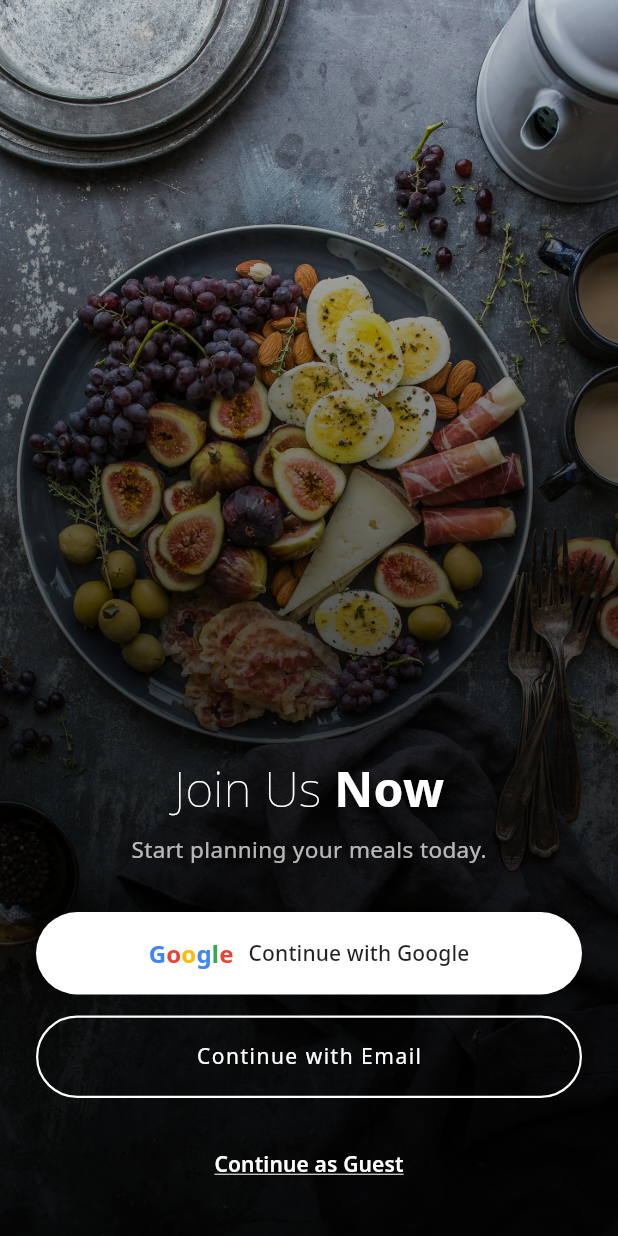
After one commit to a7med3sfour099/Meal-planning-app, a Flutter app: the AuthScreen screen opened by its route, on a phone screen of 412 x 824 dp. The commit adds this screen. Run offline on Flutter 3.47's test engine with Material 3 defaults, Android fonts, the phone set to English and light mode, and no system bars; our stand-ins replace gap, google_fonts.

Commit message:
authentication screen

```diff
--- /dev/null
+++ b/lib/auth_screen.dart
@@ -0,0 +1,183 @@
+import 'package:flutter/material.dart';
+import 'package:google_fonts/google_fonts.dart';
+
+class AuthScreen extends StatelessWidget {
+  const AuthScreen({super.key});
+
+  @override
+  Widget build(BuildContext context) {
+    return Scaffold(
+      body: Stack(
+        fit: StackFit.expand,
+        children: [
+          Image.asset('assets/images/food_bg.jpg', fit: BoxFit.cover),
+
+          Container(
+            decoration: BoxDecoration(
+              gradient: LinearGradient(
+                colors: [
+                  Colors.black.withOpacity(0.15),
+                  Colors.black.withOpacity(0.75),
+                  Colors.black.withOpacity(0.9),
+                ],
+                begin: Alignment.topCenter,
+                end: Alignment.bottomCenter,
+                stops: [0.0, 0.6, 1.0],
+              ),
+            ),
+          ),
+
+          SafeArea(
+            child: Padding(
+              padding: const EdgeInsets.symmetric(horizontal: 24),
+              child: Column(
+                mainAxisAlignment: MainAxisAlignment.end,
+                crossAxisAlignment: CrossAxisAlignment.center,
+                children: [
+                  Row(
+                    mainAxisAlignment: MainAxisAlignment.center,
+                    children: [
+                      Text(
+                        'Join Us ',
+                        style: GoogleFonts.notoSans(
+                          fontSize: 32,
+                          color: Colors.white,
+                          fontWeight: FontWeight.w100,
+                        ),
+                      ),
+                      Text(
+                        'Now',
+                        style: GoogleFonts.notoSans(
+                          fontSize: 32,
+                          color: Colors.white,
+                          fontWeight: FontWeight.bold,
+                        ),
+                      ),
+                    ],
+                  ),
+
+                  const SizedBox(height: 6),
+                  Text(
+                    'Start planning your meals today.',
+                    style: GoogleFonts.notoSans(
+                      color: Colors.white70,
+                      fontSize: 15,
+                    ),
+                  ),
+                  const SizedBox(height: 32),
+
+                  // Continue with Google (placeholder, no real auth)
+                  SizedBox(
+                    width: double.infinity,
+                    height: 55,
+                    child: ElevatedButton(
+                      onPressed: () {
+                        // Placeholder only — no real Google authentication wired up.
+                      },
+                      style: ElevatedButton.styleFrom(
+                        backgroundColor: Colors.white,
+                        foregroundColor: Colors.black87,
+                        elevation: 0,
+                        shape: RoundedRectangleBorder(
+                          borderRadius: BorderRadius.circular(30),
+                        ),
+                      ),
+                      child: Row(
+                        mainAxisAlignment: MainAxisAlignment.center,
+                        children: [
+                          _GoogleIcon(),
+                          const SizedBox(width: 10),
+                          Text(
+                            'Continue with Google',
+                            style: GoogleFonts.notoSans(
+                              color: Colors.black87,
+                              fontSize: 14,
+                              fontWeight: FontWeight.w500,
+                            ),
+                          ),
+                        ],
+                      ),
+                    ),
+                  ),
+
+                  const SizedBox(height: 14),
+
+                  // Continue with Email -> Sign Up screen
+                  SizedBox(
+                    width: double.infinity,
+                    height: 55,
+                    child: OutlinedButton(
+                      onPressed: () {
+                        Navigator.pushReplacementNamed(context, '/signup');
+                      },
+                      style: OutlinedButton.styleFrom(
+                        side: const BorderSide(color: Colors.white, width: 1.5),
+                        shape: RoundedRectangleBorder(
+                          borderRadius: BorderRadius.circular(30),
+                        ),
+                      ),
+                      child: Text(
+                        'Continue with Email',
+                        style: GoogleFonts.notoSans(
+                          color: Colors.white,
+                          fontSize: 14,
+                          fontWeight: FontWeight.w400,
+                          letterSpacing: 1.0,
+                        ),
+                      ),
+                    ),
+                  ),
+
+                  const SizedBox(height: 20),
+
+                  // Continue as Guest -> Home (MainNavigation)
+                  Padding(
+                    padding: const EdgeInsets.only(bottom: 24),
+                    child: TextButton(
+                      onPressed: () {
+                        Navigator.pushReplacementNamed(context, '/home');
+                      },
+                      child: Text(
+                        'Continue as Guest',
+                        style: GoogleFonts.notoSans(
+                          fontSize: 14,
+                          color: Colors.white,
+                          fontWeight: FontWeight.w600,
+                          decoration: TextDecoration.underline,
+                          decorationColor: Colors.white,
+                        ),
+                      ),
+                    ),
+                  ),
+                ],
+              ),
+            ),
+          ),
+        ],
+      ),
+    );
+  }
+}
+
+/// Simple placeholder "G" mark so we don't depend on an extra icon package/asset.
+/// Swap this out for a real Google logo asset/icon whenever real Google
+/// sign-in is wired up.
+class _GoogleIcon extends StatelessWidget {
+  const _GoogleIcon();
+
+  @override
+  Widget build(BuildContext context) {
+    return Text.rich(
+      TextSpan(
+        children: [
+          TextSpan(text: 'G', style: GoogleFonts.notoSans(color: const Color(0xFF4285F4), fontWeight: FontWeight.bold, fontSize: 16)),
+          TextSpan(text: 'o', style: GoogleFonts.notoSans(color: const Color(0xFFEA4335), fontWeight: FontWeight.bold, fontSize: 16)),
+          TextSpan(text: 'o', style: GoogleFonts.notoSans(color: const Color(0xFFFBBC05), fontWeight: FontWeight.bold, fontSize: 16)),
+          TextSpan(text: 'g', style: GoogleFonts.notoSans(color: const Color(0xFF4285F4), fontWeight: FontWeight.bold, fontSize: 16)),
+          TextSpan(text: 'l', style: GoogleFonts.notoSans(color: const Color(0xFF34A853), fontWeight: FontWeight.bold, fontSize: 16)),
+          TextSpan(text: 'e', style: GoogleFonts.notoSans(color: const Color(0xFFEA4335), fontWeight: FontWeight.bold, fontSize: 16)),
+        ],
+      ),
+    );
+  }
+}
--- a/lib/main.dart
+++ b/lib/main.dart
@@ -5,6 +5,7 @@ import 'package:mealplan/meal_to_prepare.dart';
 import 'package:mealplan/splash.dart';
 import 'sign_in_screen.dart';
 import 'sign_up_screen.dart';
+import 'package:mealplan/auth_screen.dart';
 import 'package:mealplan/features/favorites/view/favorites_view.dart';
 import 'main_navigation.dart';
 import 'package:mealplan/features/explore/explore_screen.dart';
@@ -27,6 +28,7 @@ class _MyAppState extends State<MyApp> {
       debugShowCheckedModeBanner: false,
       home: const Splash(),
       routes: {
+        '/auth': (context) => const AuthScreen(),
         '/signup': (context) => const SignUpScreen(),
         '/signin': (context) => const SignInScreen(),
         '/home': (context) => const MainNavigation(),
--- a/lib/meal_to_prepare.dart
+++ b/lib/meal_to_prepare.dart
@@ -104,7 +104,7 @@ class MealToPrepareScreen extends StatelessWidget {
                       ClipRRect(
                         borderRadius: BorderRadius.all(Radius.circular(16)),
                         child: Image.asset(
-                          "assets/images/d56d0ac12a1226ce3d0616411996ee38afc0790a.jpg",
+                          "assets/images/Spicy_Arrabiata_Penne.jpg",
                           width: 345,
                           height: 261,
                           fit: BoxFit.cover,
@@ -324,7 +324,7 @@ Widget _buildRecipeVideo() {
       children: [
         // Food image
         Image.asset(
-          'assets/images/d56d0ac12a1226ce3d0616411996ee38afc0790a.jpg',
+          'assets/images/Spicy_Arrabiata_Penne.jpg',
           width: 345,
           height: 209,
           fit: BoxFit.cover,
--- a/lib/splash.dart
+++ b/lib/splash.dart
@@ -1,4 +1,5 @@
 import 'package:flutter/material.dart';
+import 'package:mealplan/auth_screen.dart';
 import 'package:mealplan/sign_up_screen.dart';
 
 class Splash extends StatefulWidget {
@@ -26,7 +27,7 @@ class _SplashState extends State<Splash> {
           onTap: () {
             Navigator.pushReplacement(
               context,
-              MaterialPageRoute(builder: (context) => const SignUpScreen()),
+              MaterialPageRoute(builder: (context) => const AuthScreen()),
             );
           },
           child: Stack(
```
Also changed, not shown: assets/images/Spicy_Arrabiata_Penne.jpg (renamed from assets/images/d56d0ac12a1226ce3d0616411996ee38afc0790a.jpg), pubspec.lock.
